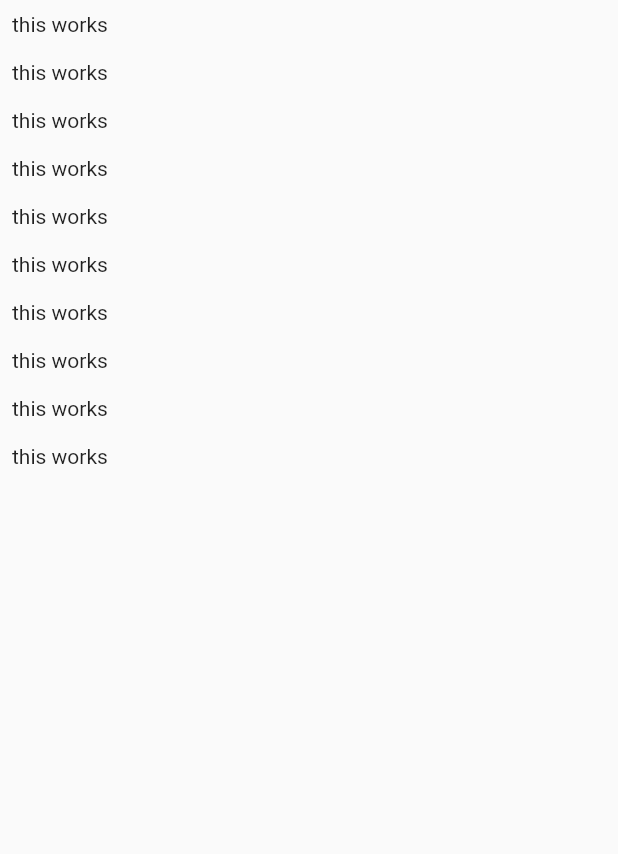
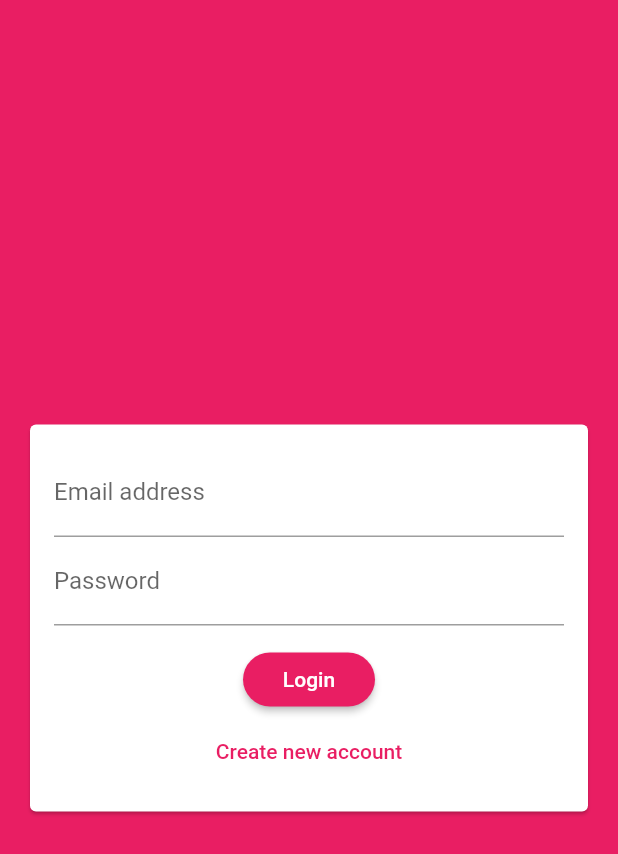
Before and after one commit to Tim-DaHare/chat_app, a Flutter app: the screen it shows after launch, on a phone screen of 412 x 824 dp. Shown: the top 854 px of the screen. Run offline on Flutter 3.47's test engine with Material 2 defaults, Android fonts, the phone set to English and light mode, and no system bars; our stand-ins replace cloud_firestore, firebase_auth, firebase_messaging, firebase_storage, image_picker; accounts and stored records are empty.

```diff
--- a/lib/main.dart
+++ b/lib/main.dart
@@ -1,6 +1,9 @@
 import 'package:flutter/material.dart';
+import 'package:firebase_auth/firebase_auth.dart';
 
 import './screens/chat_screen.dart';
+import './screens/auth_screen.dart';
+import './screens/splash_screen.dart';
 
 void main() {
   runApp(MyApp());
@@ -13,10 +16,28 @@ class MyApp extends StatelessWidget {
     return MaterialApp(
       title: 'Chat app',
       theme: ThemeData(
-        primarySwatch: Colors.blue,
+        primarySwatch: Colors.pink,
+        backgroundColor: Colors.pink,
+        accentColor: Colors.deepPurple,
         visualDensity: VisualDensity.adaptivePlatformDensity,
+        accentColorBrightness: Brightness.dark,
+        buttonTheme: ButtonTheme.of(context).copyWith(
+          buttonColor: Colors.pink,
+          textTheme: ButtonTextTheme.primary,
+          shape: RoundedRectangleBorder(
+            borderRadius: BorderRadius.circular(20),
+          ),
+        ),
       ),
-      home: ChatScreen(),
+      home: StreamBuilder(
+        stream: FirebaseAuth.instance.onAuthStateChanged,
+        builder: (ctx, ss) {
+          if (ss.connectionState == ConnectionState.waiting)
+            return SplashScreen();
+          if (ss.hasData) return ChatScreen();
+          return AuthScreen();
+        },
+      ),
     );
   }
 }
--- a/lib/screens/auth_screen.dart
+++ b/lib/screens/auth_screen.dart
@@ -0,0 +1,88 @@
+import 'package:flutter/material.dart';
+import 'package:firebase_auth/firebase_auth.dart';
+import 'package:flutter/services.dart';
+import 'package:cloud_firestore/cloud_firestore.dart';
+import 'package:firebase_storage/firebase_storage.dart';
+
+import '../widgets/auth/auth_form.dart';
+
+class AuthScreen extends StatefulWidget {
+  @override
+  _AuthScreenState createState() => _AuthScreenState();
+}
+
+class _AuthScreenState extends State<AuthScreen> {
+  final _scaffoldKey = GlobalKey<ScaffoldState>();
+  final _auth = FirebaseAuth.instance;
+  var _isLoading = false;
+
+  void _authenticate(AuthFormValues formValues, AuthTypes authType) async {
+    try {
+      setState(() => _isLoading = true);
+
+      if (authType == AuthTypes.Register) {
+        // Register logic
+        if (formValues.userImage == null)
+          throw PlatformException(message: "No Image selected", code: "Oops");
+
+        final authResult = await _auth.createUserWithEmailAndPassword(
+          email: formValues.email,
+          password: formValues.password,
+        );
+
+        final ref = FirebaseStorage.instance
+            .ref()
+            .child('user_images')
+            .child(authResult.user.uid + '.jpg');
+
+        await ref.putFile(formValues.userImage).onComplete;
+
+        final imgUrl = await ref.getDownloadURL();
+
+        Firestore.instance
+            .collection('users')
+            .document(authResult.user.uid)
+            .setData({
+          "username": formValues.username,
+          "email": formValues.email,
+          "image_url": imgUrl,
+        });
+      } else {
+        // Login logic
+        await _auth.signInWithEmailAndPassword(
+          email: formValues.email,
+          password: formValues.password,
+        );
+      }
+    } on PlatformException catch (e) {
+      var message = "An error occured, please check your credentials";
+
+      if (e.message != null) message = e.message;
+
+      _scaffoldKey.currentState.showSnackBar(SnackBar(
+        content: Text(message),
+        backgroundColor: Theme.of(context).errorColor,
+      ));
+
+      setState(() => _isLoading = false);
+    } catch (e) {
+      setState(() => _isLoading = false);
+      print(e);
+    }
+  }
+
+  @override
+  Widget build(BuildContext context) {
+    final theme = Theme.of(context);
+    return Scaffold(
+      key: _scaffoldKey,
+      backgroundColor: theme.primaryColor,
+      body: AuthForm(
+        onLogin: (formValues) => _authenticate(formValues, AuthTypes.Login),
+        onRegister: (formValues) =>
+            _authenticate(formValues, AuthTypes.Register),
+        isLoading: _isLoading,
+      ),
+    );
+  }
+}
--- /dev/null
+++ b/lib/widgets/auth/auth_form.dart
@@ -0,0 +1,142 @@
+import 'dart:io';
+
+import 'package:flutter/material.dart';
+
+import '../pickers/user_image_picker.dart';
+
+class AuthFormValues {
+  String username = '';
+  String email = '';
+  String password = '';
+  File userImage;
+}
+
+enum AuthTypes {
+  Login,
+  Register,
+}
+
+class AuthForm extends StatefulWidget {
+  final void Function(AuthFormValues formValues) onLogin;
+  final void Function(AuthFormValues formValues) onRegister;
+  final bool isLoading;
+
+  const AuthForm({
+    Key key,
+    this.onLogin,
+    this.onRegister,
+    this.isLoading,
+  }) : super(key: key);
+
+  @override
+  _AuthFormState createState() => _AuthFormState();
+}
+
+class _AuthFormState extends State<AuthForm> {
+  final _formKey = GlobalKey<FormState>();
+  final _formValues = AuthFormValues();
+  var _authType = AuthTypes.Login;
+
+  void _onSubmit() {
+    FocusScope.of(context).unfocus();
+
+    final isValid = _formKey.currentState.validate();
+    if (!isValid) return;
+
+    _formKey.currentState.save();
+    _authType == AuthTypes.Login
+        ? widget.onLogin(_formValues)
+        : widget.onRegister(_formValues);
+  }
+
+  void _toggleAuthType() {
+    setState(() {
+      _authType =
+          _authType == AuthTypes.Login ? AuthTypes.Register : AuthTypes.Login;
+    });
+  }
+
+  @override
+  Widget build(BuildContext context) {
+    final theme = Theme.of(context);
+
+    return Center(
+      child: Card(
+        margin: const EdgeInsets.all(20),
+        child: SingleChildScrollView(
+          padding: const EdgeInsets.all(16),
+          child: Form(
+            key: _formKey,
+            child: Column(
+              mainAxisSize: MainAxisSize.min,
+              children: [
+                if (_authType == AuthTypes.Register)
+                  UserImagePicker(
+                    onImagePicked: (pickedFile) =>
+                        _formValues.userImage = pickedFile,
+                  ),
+                TextFormField(
+                  key: ValueKey('email_input'),
+                  keyboardType: TextInputType.emailAddress,
+                  decoration: InputDecoration(labelText: "Email address"),
+                  onSaved: (newValue) => _formValues.email = newValue.trim(),
+                  autocorrect: false,
+                  textCapitalization: TextCapitalization.none,
+                  enableSuggestions: false,
+                  validator: (value) {
+                    if (value.isEmpty || !value.contains("@")) {
+                      return "Please enter a valid email address.";
+                    }
+                    return null;
+                  },
+                ),
+                if (_authType == AuthTypes.Register)
+                  TextFormField(
+                    key: ValueKey('username_input'),
+                    decoration: InputDecoration(labelText: "Username"),
+                    onSaved: (newValue) =>
+                        _formValues.username = newValue.trim(),
+                    validator: (value) {
+                      if (value.isEmpty || value.length < 4) {
+                        return "Username must be at least 4 characer long";
+                      }
+                      return null;
+                    },
+                  ),
+                TextFormField(
+                  key: ValueKey('password_input'),
+                  decoration: InputDecoration(labelText: "Password"),
+                  obscureText: true,
+                  onSaved: (newValue) => _formValues.password = newValue.trim(),
+                  validator: (value) {
+                    if (value.isEmpty || value.length < 7) {
+                      return "Password must be at least 7 characer long";
+                    }
+                    return null;
+                  },
+                ),
+                SizedBox(height: 12),
+                if (widget.isLoading) CircularProgressIndicator(),
+                if (!widget.isLoading)
+                  RaisedButton(
+                    onPressed: _onSubmit,
+                    child: Text(
+                      _authType == AuthTypes.Login ? "Login" : "Register",
+                    ),
+                  ),
+                if (!widget.isLoading)
+                  FlatButton(
+                    onPressed: _toggleAuthType,
+                    textColor: theme.primaryColor,
+                    child: Text(_authType == AuthTypes.Login
+                        ? "Create new account"
+                        : "Return to login"),
+                  )
+              ],
+            ),
+          ),
+        ),
+      ),
+    );
+  }
+}
```
Also changed, not shown: lib/screens/chat_screen.dart (+68 -7 lines), lib/screens/splash_screen.dart (added, +15 -0 lines), lib/widgets/chat/message_bubble.dart (added, +85 -0 lines), lib/widgets/chat/messages.dart (added, +44 -0 lines), lib/widgets/chat/new_message.dart (added, +65 -0 lines), lib/widgets/pickers/user_image_picker.dart (added, +55 -0 lines), pubspec.yaml (+6 -1 lines), pubspec.lock, 4 other files.
